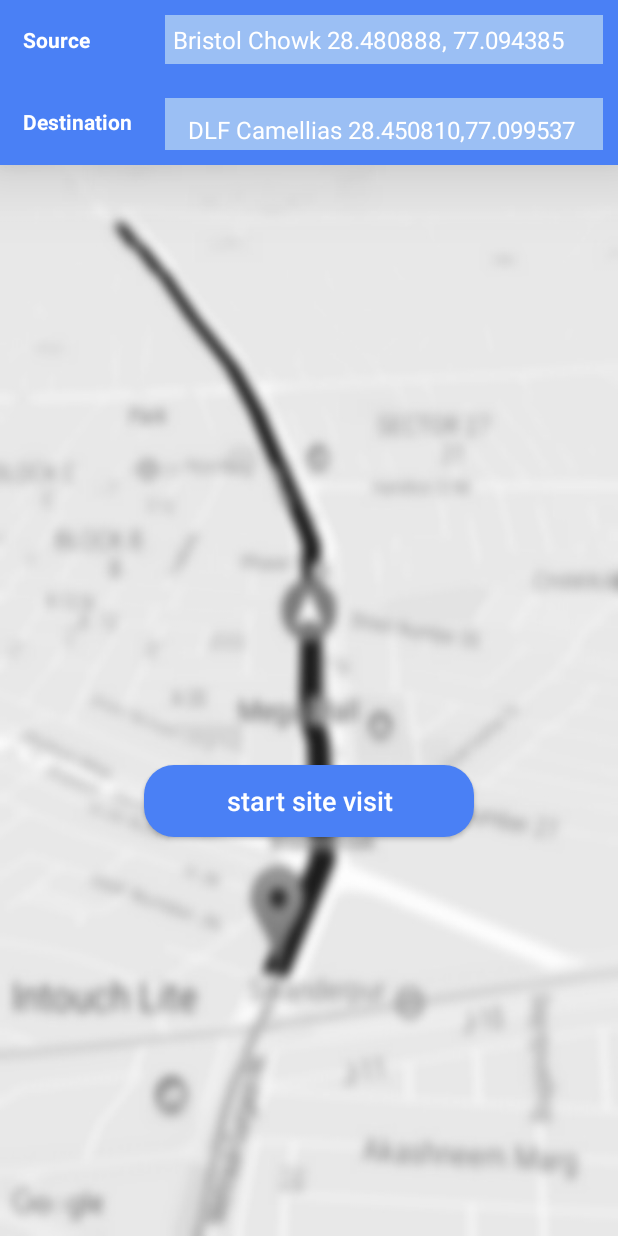
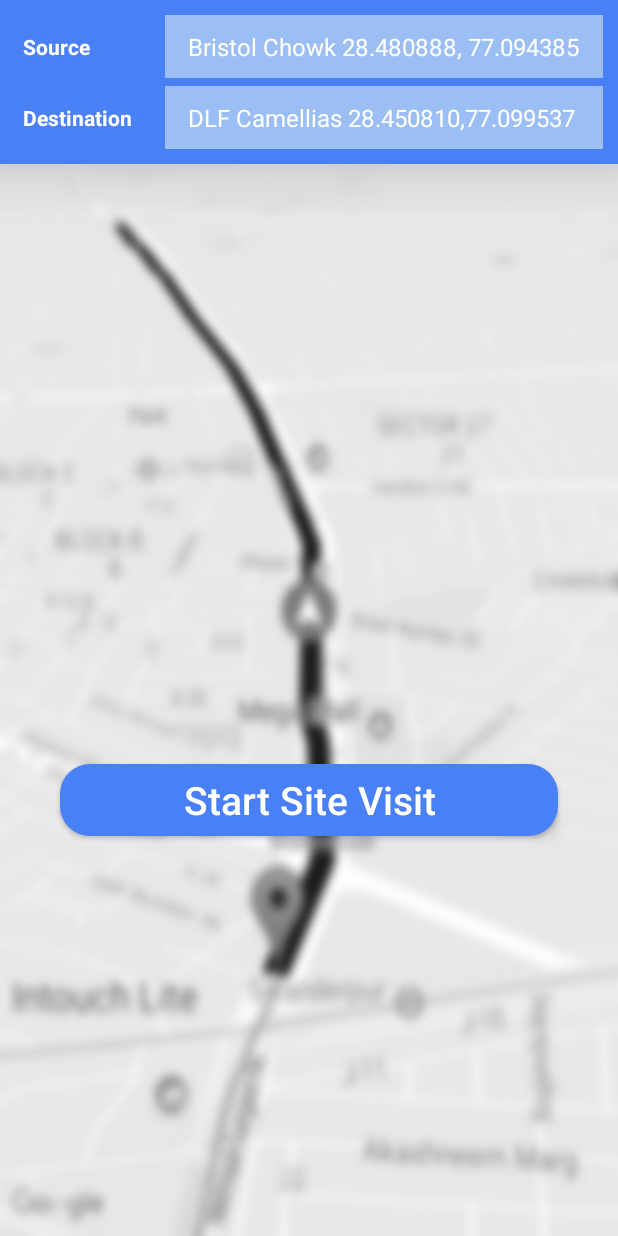
Before and after one commit to isaifahmad/codesaints, an Android app: the screen it shows after launch (MainActivity), on a phone screen of 412 x 824 dp. Run offline under Robolectric (Android 15) with nearby library versions, the phone set to English and light mode, and no system bars.

Commit message:
UI changes

```diff
--- a/app/src/main/res/layout/activity_main.xml
+++ b/app/src/main/res/layout/activity_main.xml
@@ -36,7 +36,8 @@
             android:layout_gravity="center"
             android:background="#9BBFF4"
             android:hint="origin"
-            android:padding="5dp"
+            android:paddingTop="10dp"
+            android:paddingBottom="10dp"
             android:paddingLeft="15dp"
             android:text="@string/bristol_chowk"
             android:textColor="#FFFFFF"
@@ -45,12 +46,12 @@
        </LinearLayout>
         <LinearLayout
             android:layout_width="match_parent"
+            android:layout_marginTop="5dp"
             android:layout_height="wrap_content">
 
         <TextView
             android:id="@+id/iv_dest"
             android:text="Destination"
-            android:layout_marginTop="10dp"
             android:padding="5dp"
             android:textStyle="bold"
             android:layout_gravity="center"
@@ -64,7 +65,6 @@
             android:layout_width="300dp"
             android:layout_height="wrap_content"
             android:layout_gravity="center"
-            android:layout_marginTop="15dp"
             android:background="#9BBFF4"
             android:hint="destination"
             android:paddingTop="10dp"
@@ -80,14 +80,16 @@
 
     <Button
         android:id="@+id/start_btn"
-        android:layout_width="220dp"
+        android:layout_marginLeft="40dp"
+        android:layout_marginRight="40dp"
+        android:layout_width="match_parent"
         android:layout_height="wrap_content"
         android:layout_gravity="center_horizontal"
         android:layout_marginTop="400dp"
         android:background="@drawable/start_button_bg"
         android:gravity="center"
         android:text="@string/start_site_visit"
-        android:textSize="18sp"
+        android:textSize="26sp"
         android:textAllCaps="false"
         android:textColor="#FFFFFF" />
 
--- a/app/src/main/res/values/strings.xml
+++ b/app/src/main/res/values/strings.xml
@@ -6,5 +6,5 @@
     <string name="title">Path Ways</string>
     <string name="bristol_chowk">Bristol Chowk 28.480888, 77.094385</string>
     <string name="destination">DLF Camellias 28.450810,77.099537</string>
-    <string name="start_site_visit">start site visit</string>
+    <string name="start_site_visit">Start Site Visit</string>
 </resources>
```
